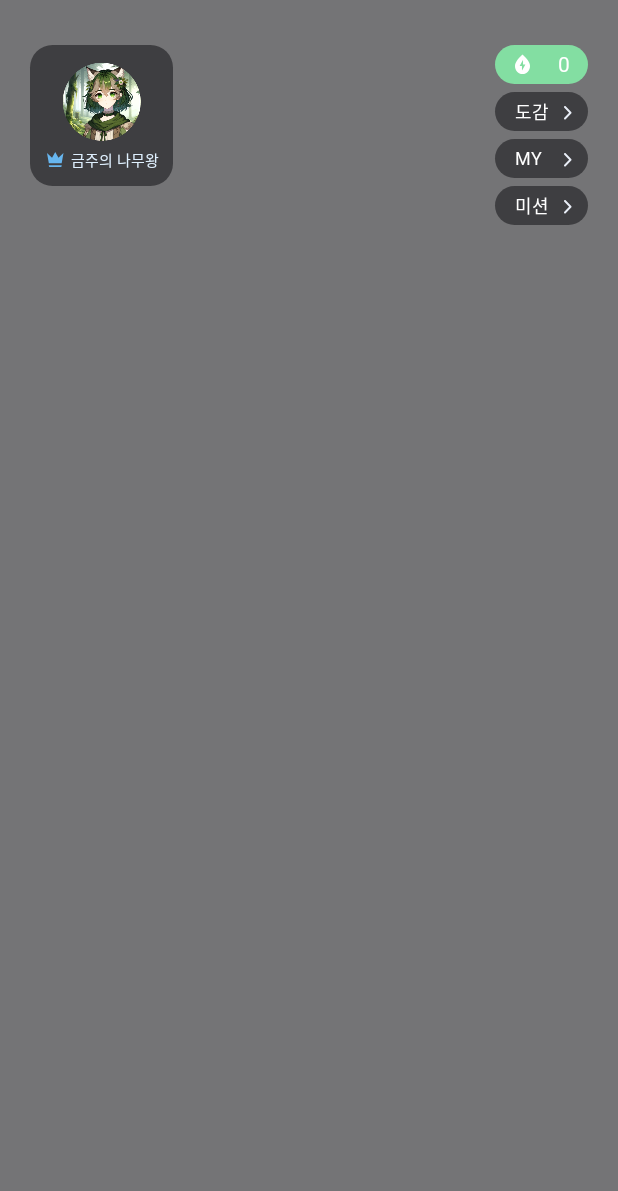
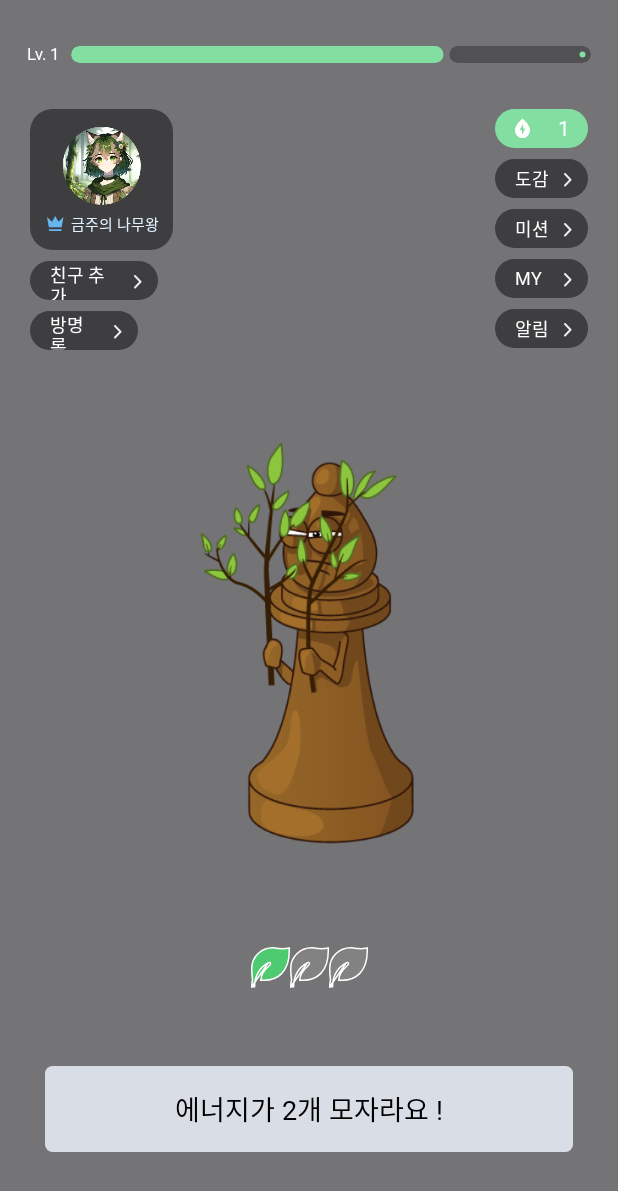
Before and after one commit to Earth-Breakers/grow-trees-android, an Android app built with Jetpack Compose: the HomeActivity screen opened directly, with no data from a screen before it, on a phone screen of 412 x 824 dp. Shown: the top 1191 px of the screen. Run offline under Robolectric (Android 15) with nearby library versions, the phone set to English and light mode, and no system bars; Roboto replaces fonts that are not available here.

Commit message:
Update home view (#8)
* chore: remove ripple in LoginScreen

* chore: use size instead of width + height, add parameters

* chore: add strings

* feat: add progress indicator

* chore: reflect parameter updates

* chore: remove ripple with box

* chore: add HomeBottomCard

* chore: rename EnergyCard to UserEnergyCard

* chore: add image and icon resources

* chore: add TreeEnergyCard

* chore: add click event to WeeklyTopRankerProfileCard

* chore: add arguments

```diff
--- a/app/src/main/java/univ/earthbreaker/namu/compose/CommonDialogWithXIcon.kt
+++ b/app/src/main/java/univ/earthbreaker/namu/compose/CommonDialogWithXIcon.kt
@@ -10,7 +10,6 @@ import androidx.compose.foundation.layout.height
 import androidx.compose.foundation.layout.size
 import androidx.compose.foundation.shape.RoundedCornerShape
 import androidx.compose.material3.Icon
-import androidx.compose.material3.IconButton
 import androidx.compose.material3.Text
 import androidx.compose.runtime.Composable
 import androidx.compose.ui.Alignment
@@ -48,12 +47,13 @@ fun CommonDialogWithXIcon(
             }
 
             Spacer(Modifier.height(23.dp))
-            IconButton(
+            Box(
                 modifier = Modifier
                     .size(size = 64.dp)
                     .clip(shape = RoundedCornerShape(100.dp))
-                    .background(GTTheme.colors.white),
-                onClick = dismiss,
+                    .background(GTTheme.colors.white)
+                    .noRippleClickable(onClick = dismiss),
+                contentAlignment = Alignment.Center,
             ) {
                 Icon(
                     painter = painterResource(id = R.drawable.ic_x),
--- a/app/src/main/java/univ/earthbreaker/namu/feature/home/HomeActivity.kt
+++ b/app/src/main/java/univ/earthbreaker/namu/feature/home/HomeActivity.kt
@@ -8,7 +8,13 @@ class HomeActivity : ComponentActivity() {
     override fun onCreate(savedInstanceState: Bundle?) {
         super.onCreate(savedInstanceState)
         setContent {
-            HomeScreen()
+            HomeScreen(
+                level = 1,
+                exp = 0.7f,
+                energyCount = 1,
+                currentEnergy = 1,
+                requiredEnergy = 3,
+            )
         }
     }
 }
--- a/app/src/main/java/univ/earthbreaker/namu/feature/home/HomeScreen.kt
+++ b/app/src/main/java/univ/earthbreaker/namu/feature/home/HomeScreen.kt
@@ -1,7 +1,10 @@
 package univ.earthbreaker.namu.feature.home
 
+import androidx.compose.foundation.Image
 import androidx.compose.foundation.background
+import androidx.compose.foundation.clickable
 import androidx.compose.foundation.layout.Arrangement
+import androidx.compose.foundation.layout.Box
 import androidx.compose.foundation.layout.Column
 import androidx.compose.foundation.layout.Row
 import androidx.compose.foundation.layout.Spacer
@@ -9,46 +12,171 @@ import androidx.compose.foundation.layout.fillMaxSize
 import androidx.compose.foundation.layout.fillMaxWidth
 import androidx.compose.foundation.layout.height
 import androidx.compose.foundation.layout.padding
+import androidx.compose.foundation.shape.RoundedCornerShape
+import androidx.compose.material3.LinearProgressIndicator
+import androidx.compose.material3.Text
 import androidx.compose.runtime.Composable
+import androidx.compose.runtime.getValue
+import androidx.compose.runtime.mutableStateOf
+import androidx.compose.runtime.saveable.rememberSaveable
+import androidx.compose.runtime.setValue
+import androidx.compose.ui.Alignment
 import androidx.compose.ui.Modifier
+import androidx.compose.ui.draw.clip
+import androidx.compose.ui.res.painterResource
 import androidx.compose.ui.res.stringResource
 import androidx.compose.ui.tooling.preview.Preview
 import androidx.compose.ui.unit.dp
 import univ.earthbreaker.namu.R
-import univ.earthbreaker.namu.feature.home.component.EnergyCard
+import univ.earthbreaker.namu.compose.CommonDialogWithXIcon
 import univ.earthbreaker.namu.feature.home.component.OpenDialogCard
+import univ.earthbreaker.namu.feature.home.component.TreeEnergyCard
+import univ.earthbreaker.namu.feature.home.component.UserEnergyCard
 import univ.earthbreaker.namu.feature.home.component.WeeklyTopRankerProfileCard
 import univ.earthbreaker.namu.ui.theme.GTTheme
 
 @Composable
-fun HomeScreen() {
+fun HomeScreen(level: Int, exp: Float, energyCount: Int, currentEnergy: Int, requiredEnergy: Int) {
+    var doesDialogExist by rememberSaveable {
+        mutableStateOf(false)
+    }
+
     Column(
         modifier = Modifier
             .fillMaxSize()
             .background(color = GTTheme.colors.bgBlack),
+        horizontalAlignment = Alignment.CenterHorizontally,
+        verticalArrangement = Arrangement.SpaceBetween,
     ) {
+        HomeTopCard(level, exp, energyCount, onProfileClick = { doesDialogExist = true })
+        Image(
+            painter = painterResource(id = R.drawable.img_mock_character),
+            contentDescription = null,
+        )
+        HomeBottomCard(currentEnergy = currentEnergy, requiredEnergy = requiredEnergy)
+    }
+    if (doesDialogExist) {
+        Column(
+            modifier = Modifier.fillMaxSize(),
+        ) {
+            CommonDialogWithXIcon(
+                content = {
+                    Column {
+                        repeat(15) {
+                            Text(
+                                text = "Hello World!",
+                                style = GTTheme.typography.titleSemiBold20,
+                            )
+                        }
+                    }
+                },
+                dismiss = { doesDialogExist = false },
+            )
+        }
+    }
+}
+
+@Composable
+fun HomeTopCard(level: Int, exp: Float, energyCount: Int, onProfileClick: () -> Unit = {}) {
+    Column {
+        Row(
+            modifier = Modifier.padding(start = 18.dp, end = 18.dp, top = 30.dp),
+            verticalAlignment = Alignment.CenterVertically,
+        ) {
+            Text(
+                text = "Lv. $level",
+                style = GTTheme.typography.detailBold11,
+                color = GTTheme.colors.white,
+            )
+            LinearProgressIndicator(
+                modifier = Modifier
+                    .weight(1f)
+                    .padding(start = 7.dp)
+                    .height(11.dp)
+                    .clip(RoundedCornerShape(20.dp)),
+                progress = exp,
+                color = GTTheme.colors.green1,
+                trackColor = GTTheme.colors.bg2Black,
+            )
+        }
+
         Row(
             modifier = Modifier
                 .fillMaxWidth()
                 .padding(start = 20.dp, end = 20.dp, top = 30.dp),
             horizontalArrangement = Arrangement.SpaceBetween,
         ) {
-            WeeklyTopRankerProfileCard()
             Column {
-                EnergyCard()
-                Spacer(Modifier.height(5.dp))
-                OpenDialogCard(text = stringResource(R.string.book)) { /* TODO */ }
-                Spacer(Modifier.height(5.dp))
-                OpenDialogCard(text = stringResource(R.string.my)) { /* TODO */ }
-                Spacer(Modifier.height(5.dp))
-                OpenDialogCard(text = stringResource(R.string.mission)) { /* TODO */ }
+                WeeklyTopRankerProfileCard(onClick = onProfileClick)
+                Spacer(Modifier.height(7.dp))
+                OpenDialogCard(
+                    text = stringResource(R.string.adding_friends),
+                    onClick = {},
+                    width = 85.dp,
+                )
+                Spacer(Modifier.height(7.dp))
+                OpenDialogCard(
+                    text = stringResource(R.string.guestbook),
+                    onClick = {},
+                    width = 72.dp,
+                )
+            }
+            Column {
+                UserEnergyCard(energyCount = energyCount)
+                Spacer(Modifier.height(7.dp))
+                OpenDialogCard(text = stringResource(R.string.book), onClick = {})
+                Spacer(Modifier.height(7.dp))
+                OpenDialogCard(text = stringResource(R.string.mission), onClick = {})
+                Spacer(Modifier.height(7.dp))
+                OpenDialogCard(text = stringResource(R.string.my), onClick = {})
+                Spacer(Modifier.height(7.dp))
+                OpenDialogCard(text = stringResource(R.string.notification), onClick = {})
             }
         }
+    }
+}
+
+@Composable
+fun HomeBottomCard(currentEnergy: Int, requiredEnergy: Int) {
+    val isReady = currentEnergy == requiredEnergy
+    Column(horizontalAlignment = Alignment.CenterHorizontally) {
+        TreeEnergyCard(currentEnergy, requiredEnergy)
+        Spacer(modifier = Modifier.height(52.dp))
+        Box(
+            modifier = Modifier
+                .padding(horizontal = 30.dp)
+                .fillMaxWidth()
+                .background(
+                    color = if (isReady) GTTheme.colors.green1 else GTTheme.colors.gray3,
+                    shape = RoundedCornerShape(5.dp),
+                )
+                .clickable(enabled = isReady) { },
+            contentAlignment = Alignment.Center,
+        ) {
+            Text(
+                modifier = Modifier.padding(vertical = 15.dp),
+                text = if (isReady) "다음 단계로 성장하기" else "에너지가 2개 모자라요 !",
+                style = GTTheme.typography.titleSemiBold18,
+            )
+        }
+        Spacer(modifier = Modifier.height(56.dp))
     }
 }
 
 @Preview
 @Composable
 fun HomeScreenPreview() {
-    HomeScreen()
+    HomeScreen(level = 1, exp = 0.7f, energyCount = 1, currentEnergy = 1, requiredEnergy = 3)
 }
+
+@Preview
+@Composable
+fun HomeTopCardPreview() {
+    HomeTopCard(level = 1, exp = 0.7f, energyCount = 1)
+}
+
+@Preview
+@Composable
+fun HomeBottomCardPreview() {
+    HomeBottomCard(currentEnergy = 1, requiredEnergy = 3)
+}
--- a/app/src/main/java/univ/earthbreaker/namu/feature/home/component/OpenDialogCard.kt
+++ b/app/src/main/java/univ/earthbreaker/namu/feature/home/component/OpenDialogCard.kt
@@ -3,9 +3,8 @@ package univ.earthbreaker.namu.feature.home.component
 import androidx.compose.foundation.background
 import androidx.compose.foundation.layout.Arrangement
 import androidx.compose.foundation.layout.Row
-import androidx.compose.foundation.layout.height
 import androidx.compose.foundation.layout.padding
-import androidx.compose.foundation.layout.width
+import androidx.compose.foundation.layout.size
 import androidx.compose.foundation.shape.RoundedCornerShape
 import androidx.compose.material3.Icon
 import androidx.compose.material3.Text
@@ -15,6 +14,7 @@ import androidx.compose.ui.Modifier
 import androidx.compose.ui.res.painterResource
 import androidx.compose.ui.res.stringResource
 import androidx.compose.ui.tooling.preview.Preview
+import androidx.compose.ui.unit.Dp
 import androidx.compose.ui.unit.dp
 import univ.earthbreaker.namu.R
 import univ.earthbreaker.namu.compose.noRippleClickable
@@ -24,11 +24,12 @@ import univ.earthbreaker.namu.ui.theme.GTTheme
 fun OpenDialogCard(
     text: String,
     onClick: () -> Unit,
+    width: Dp = 62.dp,
+    height: Dp = 26.dp,
 ) {
     Row(
         modifier = Modifier
-            .width(62.dp)
-            .height(26.dp)
+            .size(width, height)
             .background(color = GTTheme.colors.bgBlack, shape = RoundedCornerShape(100.dp))
             .noRippleClickable(onClick = onClick),
         horizontalArrangement = Arrangement.SpaceBetween,
@@ -54,5 +55,5 @@ fun OpenDialogCard(
 @Preview
 @Composable
 fun OpenDialogCardPreview() {
-    OpenDialogCard(stringResource(id = R.string.book)) {}
+    OpenDialogCard(stringResource(id = R.string.book), onClick = {})
 }
--- /dev/null
+++ b/app/src/main/java/univ/earthbreaker/namu/feature/home/component/TreeEnergyCard.kt
@@ -0,0 +1,32 @@
+package univ.earthbreaker.namu.feature.home.component
+
+import androidx.compose.foundation.Image
+import androidx.compose.foundation.layout.Row
+import androidx.compose.runtime.Composable
+import androidx.compose.ui.res.painterResource
+import androidx.compose.ui.tooling.preview.Preview
+import univ.earthbreaker.namu.R
+
+@Composable
+fun TreeEnergyCard(currentEnergy: Int, requiredEnergy: Int) {
+    Row {
+        repeat(requiredEnergy) { index ->
+            Image(
+                painter = painterResource(
+                    id = if (index < currentEnergy) {
+                        R.drawable.ic_filled_required_energy
+                    } else {
+                        R.drawable.ic_empty_required_energy
+                    },
+                ),
+                contentDescription = null,
+            )
+        }
+    }
+}
+
+@Preview
+@Composable
+fun TreeEnergyCardPreview() {
+    TreeEnergyCard(currentEnergy = 1, requiredEnergy = 3)
+}
--- a/app/src/main/java/univ/earthbreaker/namu/feature/home/component/EnergyCard.kt
+++ b/app/src/main/java/univ/earthbreaker/namu/feature/home/component/UserEnergyCard.kt
@@ -20,7 +20,7 @@ import univ.earthbreaker.namu.R
 import univ.earthbreaker.namu.ui.theme.GTTheme
 
 @Composable
-fun EnergyCard(energyCount: Int = 0) {
+fun UserEnergyCard(energyCount: Int = 0) {
     Row(
         modifier = Modifier
             .width(62.dp)
@@ -51,5 +51,5 @@ fun EnergyCard(energyCount: Int = 0) {
 @Preview
 @Composable
 fun EnergyCardPreview() {
-    EnergyCard()
+    UserEnergyCard()
 }
--- a/app/src/main/java/univ/earthbreaker/namu/feature/home/component/WeeklyTopRankerProfileCard.kt
+++ b/app/src/main/java/univ/earthbreaker/namu/feature/home/component/WeeklyTopRankerProfileCard.kt
@@ -16,15 +16,16 @@ import androidx.compose.ui.res.stringResource
 import androidx.compose.ui.tooling.preview.Preview
 import androidx.compose.ui.unit.dp
 import univ.earthbreaker.namu.R
+import univ.earthbreaker.namu.compose.noRippleClickable
 import univ.earthbreaker.namu.ui.theme.GTTheme
 
 @Composable
-fun WeeklyTopRankerProfileCard(modifier: Modifier = Modifier) {
+fun WeeklyTopRankerProfileCard(modifier: Modifier = Modifier, onClick: () -> Unit = {}) {
     Column(
         modifier = modifier.background(
             color = GTTheme.colors.bgBlack,
             shape = RoundedCornerShape(15.dp),
-        ),
+        ).noRippleClickable(onClick = onClick),
         horizontalAlignment = Alignment.CenterHorizontally,
     ) {
         Image(
--- a/app/src/main/java/univ/earthbreaker/namu/feature/login/LoginScreen.kt
+++ b/app/src/main/java/univ/earthbreaker/namu/feature/login/LoginScreen.kt
@@ -2,7 +2,6 @@ package univ.earthbreaker.namu.feature.login
 
 import androidx.compose.foundation.Image
 import androidx.compose.foundation.background
-import androidx.compose.foundation.clickable
 import androidx.compose.foundation.layout.Arrangement
 import androidx.compose.foundation.layout.Column
 import androidx.compose.foundation.layout.Spacer
@@ -17,6 +16,7 @@ import androidx.compose.ui.res.painterResource
 import androidx.compose.ui.tooling.preview.Preview
 import androidx.compose.ui.unit.dp
 import univ.earthbreaker.namu.R
+import univ.earthbreaker.namu.compose.noRippleClickable
 import univ.earthbreaker.namu.ui.theme.GTTheme
 
 @Composable
@@ -34,7 +34,7 @@ fun LoginScreen(onClickLoginButton: () -> Unit = {}) {
             modifier = Modifier
                 .padding(horizontal = 20.dp)
                 .fillMaxWidth()
-                .clickable(onClick = onClickLoginButton),
+                .noRippleClickable(onClick = onClickLoginButton),
             painter = painterResource(id = R.drawable.img_kakao_login),
             contentDescription = null,
         )
--- /dev/null
+++ b/app/src/main/res/drawable/ic_empty_required_energy.xml
@@ -0,0 +1,12 @@
+<vector xmlns:android="http://schemas.android.com/apk/res/android"
+    android:width="26dp"
+    android:height="27dp"
+    android:viewportWidth="26"
+    android:viewportHeight="27">
+  <path
+      android:strokeWidth="1"
+      android:pathData="M0.504,26.5C0.53,24.789 0.694,23.23 0.989,21.798L1.009,21.703L0.992,21.608C0.667,19.811 0.5,17.35 0.5,14.21C0.5,6.646 6.735,0.5 14.444,0.5C15.127,0.5 15.82,0.584 16.584,0.695C16.742,0.718 16.903,0.742 17.068,0.766C17.692,0.859 18.364,0.959 19.09,1.03C20.811,1.2 22.853,1.211 25.5,0.63V2.842C25.5,9.588 23.588,14.425 20.563,17.573C17.538,20.721 13.345,22.237 8.668,22.237H6.464C6.642,20.395 7.04,18.904 7.751,17.543C8.531,16.05 9.705,14.68 11.446,13.165C11.899,12.77 12.242,12.407 12.485,12.086C12.721,11.775 12.888,11.47 12.947,11.194C12.977,11.055 12.988,10.879 12.923,10.705C12.85,10.509 12.697,10.362 12.499,10.297C12.323,10.24 12.149,10.258 12.014,10.293C11.874,10.329 11.734,10.392 11.6,10.471L0.504,26.5ZM0.504,26.5H2.393L2.393,26.47L2.393,26.465H2.393C2.459,22.675 3.239,19.556 4.778,16.935C6.318,14.315 8.596,12.229 11.6,10.471L0.504,26.5Z"
+      android:fillColor="#8E8C8C"
+      android:fillAlpha="0.59"
+      android:strokeColor="#ffffff"/>
+</vector>
--- /dev/null
+++ b/app/src/main/res/drawable/ic_filled_required_energy.xml
@@ -0,0 +1,11 @@
+<vector xmlns:android="http://schemas.android.com/apk/res/android"
+    android:width="26dp"
+    android:height="27dp"
+    android:viewportWidth="26"
+    android:viewportHeight="27">
+  <path
+      android:strokeWidth="1"
+      android:pathData="M0.504,26.5C0.53,24.789 0.694,23.23 0.989,21.798L1.009,21.703L0.992,21.608C0.667,19.811 0.5,17.35 0.5,14.21C0.5,6.646 6.735,0.5 14.444,0.5C15.127,0.5 15.82,0.584 16.584,0.695C16.742,0.718 16.903,0.742 17.068,0.766C17.692,0.859 18.364,0.959 19.09,1.03C20.811,1.2 22.853,1.211 25.5,0.63V2.842C25.5,9.588 23.588,14.425 20.563,17.573C17.538,20.721 13.345,22.237 8.668,22.237H6.464C6.642,20.395 7.04,18.904 7.751,17.543C8.531,16.05 9.705,14.68 11.446,13.165C11.899,12.77 12.242,12.407 12.485,12.086C12.721,11.775 12.888,11.47 12.947,11.194C12.977,11.055 12.988,10.879 12.923,10.705C12.85,10.509 12.697,10.362 12.499,10.297C12.323,10.24 12.149,10.258 12.014,10.293C11.874,10.329 11.734,10.392 11.6,10.471L0.504,26.5ZM0.504,26.5H2.393L2.393,26.47L2.393,26.465H2.393C2.459,22.675 3.239,19.556 4.778,16.935C6.318,14.315 8.596,12.229 11.6,10.471L0.504,26.5Z"
+      android:fillColor="#4ECB71"
+      android:strokeColor="#ffffff"/>
+</vector>
--- a/app/src/main/res/values/strings.xml
+++ b/app/src/main/res/values/strings.xml
@@ -2,6 +2,9 @@
     <string name="app_name">Grow Tree</string>
     <string name="tree_king_of_the_week">금주의 나무왕</string>
     <string name="book">도감</string>
+    <string name="mission">미션</string>
     <string name="my">MY</string>
-    <string name="mission">미션</string>
+    <string name="notification">알림</string>
+    <string name="adding_friends">친구 추가</string>
+    <string name="guestbook">방명록</string>
 </resources>
```
Also changed, not shown: app/src/main/res/drawable-xhdpi/img_mock_character.png (added), app/src/main/res/drawable-xxhdpi/img_mock_character.png (added), app/src/main/res/drawable/img_mock_character.png (added).
